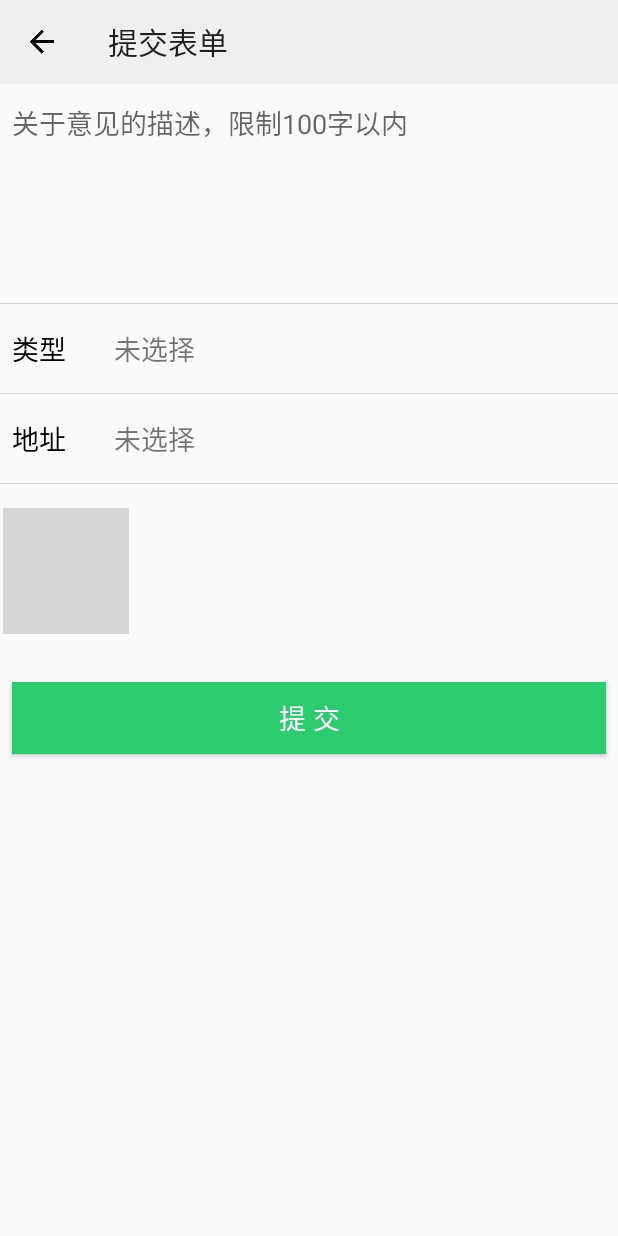
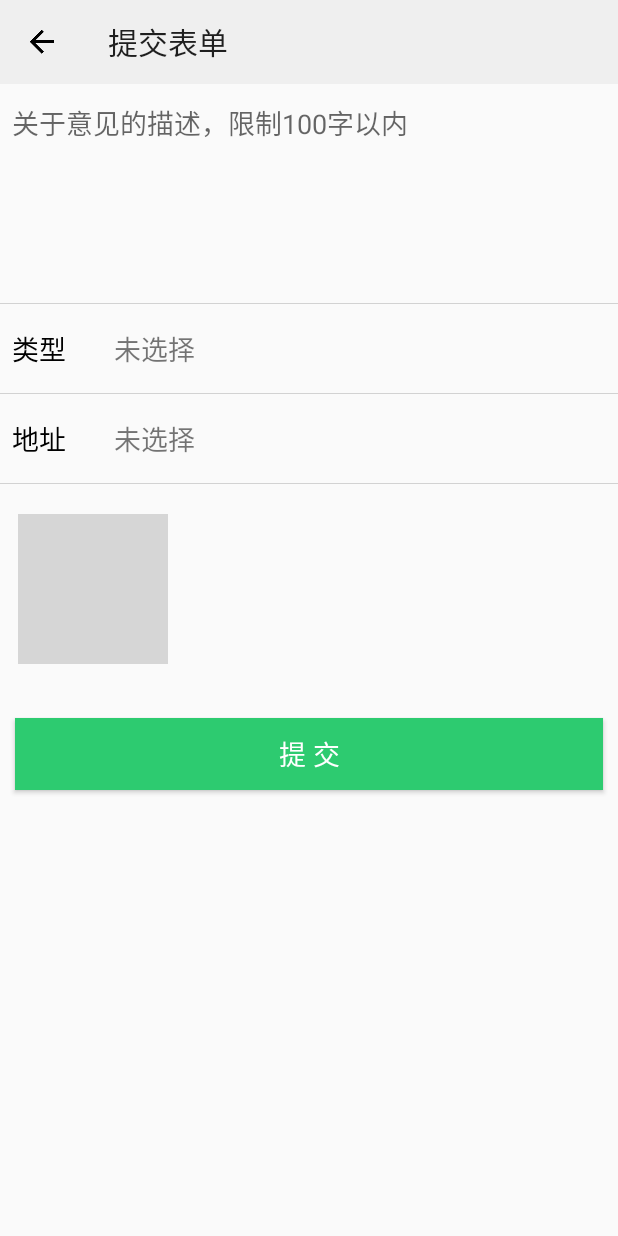
Before and after one commit to aaa205/MOCS, an Android app: the FormActivity screen opened directly, with no data from a screen before it, on a phone screen of 412 x 824 dp. Run offline under Robolectric (Android 15) with nearby library versions, the phone set to English and light mode, and no system bars; our stand-ins replace ButterKnife; libraries missing offline, so code that uses them is left out: com.bilibili.boxing, com.bilibili.boxing_impl; pictures from the network do not load; grey boxes are pictures that could not be loaded.

Commit message:
完成提交表单中的图片选择

```diff
--- a/app/build.gradle
+++ b/app/build.gradle
@@ -57,6 +57,6 @@ dependencies {
     androidTestImplementation 'com.android.support.test.espresso:espresso-core:3.0.2'
     implementation files('libs/open_sdk_r6019_lite.jar')
     implementation 'com.squareup.okhttp3:okhttp:4.0.1'
-    implementation 'com.android.support:gridlayout-v7:28.0.0'
-
+    implementation 'com.bilibili:boxing-impl:1.0.4'
+    implementation 'com.chensl.rotatephotoview:rotatephotoview:1.0.5'
 }
--- a/app/src/main/java/com/mocs/record/adapter/ImageGridAdapter.java
+++ b/app/src/main/java/com/mocs/record/adapter/ImageGridAdapter.java
@@ -5,6 +5,7 @@ import android.view.LayoutInflater;
 import android.view.View;
 import android.view.ViewGroup;
 import android.widget.BaseAdapter;
+import android.widget.FrameLayout;
 import android.widget.ImageView;
 
 import com.bumptech.glide.Glide;
@@ -21,21 +22,22 @@ public class ImageGridAdapter extends BaseAdapter {
     private LayoutInflater mInflater;
     private int mMaxSelected;//最大可选择数
 
-    public ImageGridAdapter(Context Context, List<String> pathList,int MaxSelected) {
-        this.mContext =Context;
+    public ImageGridAdapter(Context Context, List<String> pathList, int MaxSelected) {
+        this.mContext = Context;
         this.mMaxSelected = MaxSelected;
-        this.mPathList=pathList;
-        mInflater=LayoutInflater.from(mContext);
+        this.mPathList = pathList;
+        mInflater = LayoutInflater.from(mContext);
     }
 
     /**
      * 当图片没满时要多1显示加号，满了后不显示加号
+     *
      * @return
      */
     @Override
     public int getCount() {
-        int count= mPathList ==null?1: mPathList.size()+1;
-        if (count>mMaxSelected)
+        int count = mPathList == null ? 1 : mPathList.size() + 1;
+        if (count > mMaxSelected)
             return mPathList.size();
         else
             return count;
@@ -43,6 +45,7 @@ public class ImageGridAdapter extends BaseAdapter {
 
     /**
      * 返回指定图片的url
+     *
      * @param i
      * @return
      */
@@ -58,6 +61,7 @@ public class ImageGridAdapter extends BaseAdapter {
 
     /**
      * 加载图片
+     *
      * @param i
      * @param view
      * @param viewGroup
@@ -65,23 +69,34 @@ public class ImageGridAdapter extends BaseAdapter {
      */
     @Override
     public View getView(int i, View view, ViewGroup viewGroup) {
-        view=mInflater.inflate(R.layout.item_image_grid,viewGroup,false);
-        ImageView imageView=view.findViewById(R.id.item_img_grid);
-        if (i< mPathList.size()){
+        view = mInflater.inflate(R.layout.item_image_grid, viewGroup, false);
+        ImageView imageGrid = view.findViewById(R.id.item_img_grid);
+        ImageView imageRemove = view.findViewById(R.id.item_img_remove);
+        //加载图案
+        if (i < mPathList.size()) {
             //+号前的图
-            String imgUrl= mPathList.get(i);
-            Glide.with(mContext).load(imgUrl).into(imageView);
-        }else
-            imageView.setImageResource(R.drawable.ic_add_box_grey_400_48dp);
+            String imgUrl = mPathList.get(i);
+            Glide.with(mContext).load(imgUrl).into(imageGrid);
+            imageRemove.setOnClickListener((v) -> {
+                mPathList.remove(i);
+                notifyDataSetChanged();
+            });//移除该图
+
+        } else {
+            //加号
+            imageGrid.setImageResource(R.drawable.ic_add_box_grey_400_48dp);
+            imageRemove.setVisibility(View.GONE);
+        }
         return view;
     }
 
     /**
      * 还能添加多少图
+     *
      * @return
      */
-    public int getRemainder(){
-        return mMaxSelected- mPathList.size();
+    public int getRemainder() {
+        return mMaxSelected - mPathList.size();
     }
 
     public int getMaxSelected() {
--- a/app/src/main/java/com/mocs/record/controller/RecordFragment.java
+++ b/app/src/main/java/com/mocs/record/controller/RecordFragment.java
@@ -91,7 +91,6 @@ public class RecordFragment extends BaseLazyFragment {
         recyclerView.setLayoutManager(layoutManager);
         RecordAdapter adapter=new RecordAdapter(mRecordList);
         recyclerView.setAdapter(adapter);
-        /**临时*/
         floatingButton.setOnClickListener((v)->{
             Intent intent=new Intent(getContext(),FormActivity.class);
             startActivity(intent);
--- a/app/src/main/res/layout/activity_form.xml
+++ b/app/src/main/res/layout/activity_form.xml
@@ -28,6 +28,8 @@
         android:gravity="top|left"
         android:hint="关于意见的描述，限制100字以内"
         android:lines="6"
+        android:maxLines="6"
+        android:maxLength="100"
         android:textSize="18sp" />
 
     <LinearLayout
@@ -114,19 +116,19 @@
         android:id="@+id/form_grid"
         android:layout_width="match_parent"
         android:layout_height="wrap_content"
-        android:layout_marginHorizontal="2dp"
-        android:layout_marginTop="16dp"
+        android:listSelector="@android:color/transparent"
+        android:layout_marginLeft="12dp"
+        android:layout_marginTop="20dp"
         android:layout_weight="0"
-        android:horizontalSpacing="2dp"
         android:numColumns="3"
-        android:verticalSpacing="4dp"></GridView>
+        android:horizontalSpacing="3dp"></GridView>
 
     <Button
         android:id="@+id/but_submit"
         android:layout_width="match_parent"
         android:layout_height="wrap_content"
         android:layout_marginTop="32dp"
-        android:layout_marginHorizontal="8dp"
+        android:layout_marginHorizontal="10dp"
         android:background="@color/colorAccent"
         android:text="提 交"
         android:textColor="@color/white"
--- a/app/src/main/res/layout/item_image_grid.xml
+++ b/app/src/main/res/layout/item_image_grid.xml
@@ -1,6 +1,19 @@
 <?xml version="1.0" encoding="utf-8"?>
-<ImageView xmlns:android="http://schemas.android.com/apk/res/android"
-    android:id="@+id/item_img_grid"
-    android:layout_width="84dp"
-    android:layout_height="84dp"
-    android:scaleType="centerCrop"></ImageView>
+<FrameLayout xmlns:android="http://schemas.android.com/apk/res/android"
+    android:id="@+id/item_img"
+    android:layout_height="wrap_content"
+    android:layout_width="wrap_content">
+    <ImageView
+        android:id="@+id/item_img_grid"
+        android:layout_width="100dp"
+        android:layout_height="100dp"
+        android:padding="8dp"
+        android:layout_marginBottom="4dp"
+        android:scaleType="centerCrop"></ImageView>
+    <ImageView
+        android:id="@+id/item_img_remove"
+        android:src="@drawable/ic_remove_circle_outline_red_a400_24dp"
+        android:layout_width="wrap_content"
+        android:layout_gravity="top|right"
+        android:layout_height="wrap_content" />
+</FrameLayout>
--- /dev/null
+++ b/app/src/main/res/xml/file_path.xml
@@ -0,0 +1,6 @@
+<?xml version="1.0" encoding="utf-8"?>
+<paths xmlns:android="http://schemas.android.com/apk/res/android">
+    <cache-path name="internal" path="mocs" />
+
+    <external-path name="external" path="DCIM/mocs" />
+</paths>
```
Also changed, not shown: app/src/main/AndroidManifest.xml (+9 -0 lines), app/src/main/java/com/mocs/common/bean/User.java (+41 -1 lines), app/src/main/java/com/mocs/common/loader/MyBoxingMediaLoader.java (added, +60 -0 lines), app/src/main/java/com/mocs/common/view/LoadingFrameLayout.java (deleted, +0 -11 lines), app/src/main/java/com/mocs/login/controller/LoginActivity.java (+11 -6 lines), app/src/main/java/com/mocs/record/controller/FormActivity.java (+47 -7 lines).
